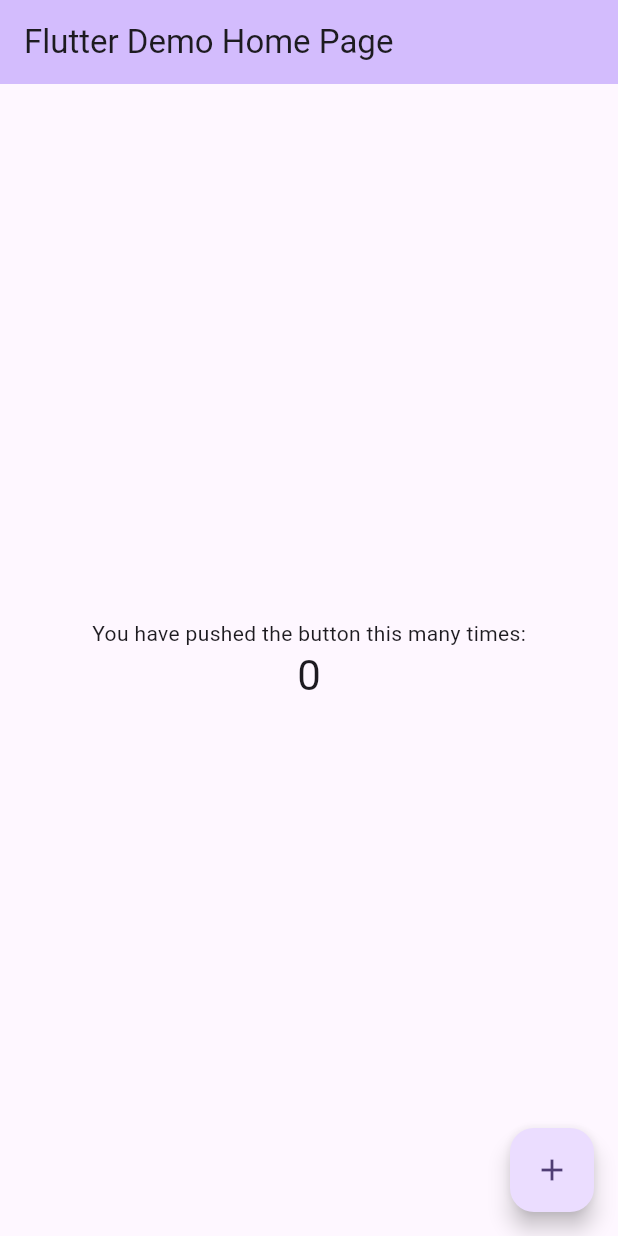
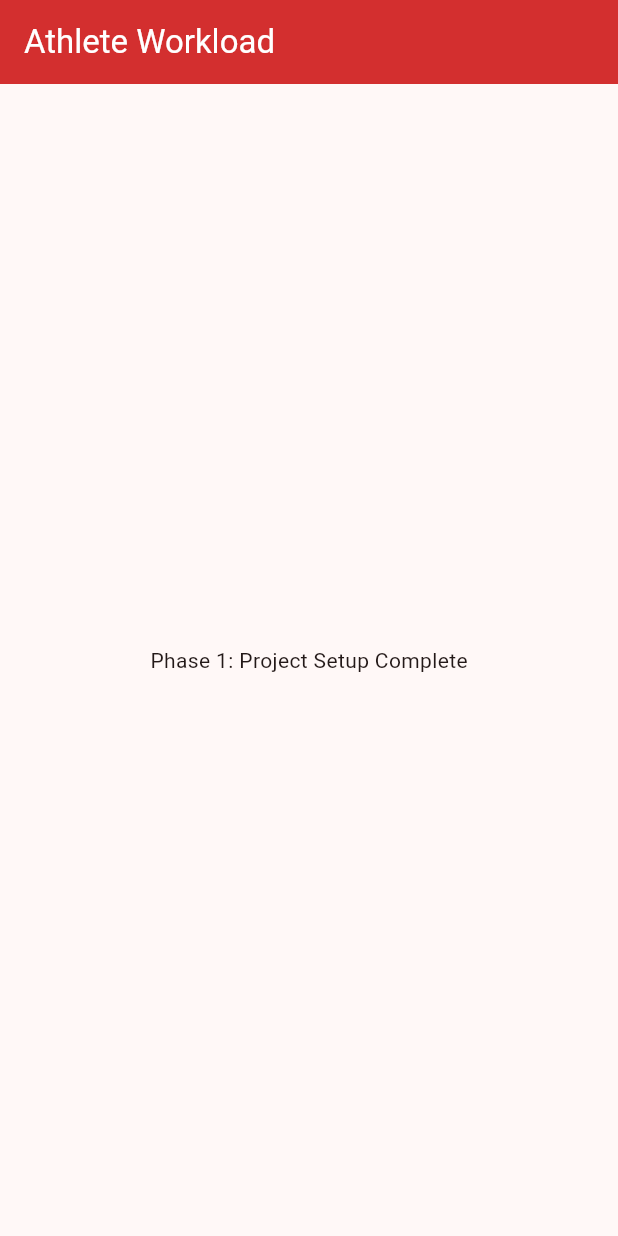
Before and after one commit to CharlieHiggs10/athlete_workload_manager, a Flutter app: the screen it shows after launch, on a phone screen of 412 x 824 dp. Run offline on Flutter 3.47's test engine with Material 3 defaults, Android fonts, the phone set to English and light mode, and no system bars; our stand-ins replace flutter_riverpod.

Commit message:
Ref: Prompt #1 - Added core dependencies, triple-modal theme colors, and theme tests

```diff
--- a/lib/main.dart
+++ b/lib/main.dart
@@ -1,121 +1,44 @@
 import 'package:flutter/material.dart';
+import 'package:flutter_riverpod/flutter_riverpod.dart';
+import 'theme.dart';
 
+/// Logic Summary:
+/// Entry point for the application.
+/// Wraps MyApp in ProviderScope as mandated by Step 1.2.
 void main() {
-  runApp(const MyApp());
+  runApp(
+    const ProviderScope(
+      child: MyApp(),
+    ),
+  );
 }
 
 class MyApp extends StatelessWidget {
   const MyApp({super.key});
 
-  // This widget is the root of your application.
   @override
   Widget build(BuildContext context) {
     return MaterialApp(
-      title: 'Flutter Demo',
-      theme: ThemeData(
-        // This is the theme of your application.
-        //
-        // TRY THIS: Try running your application with "flutter run". You'll see
-        // the application has a purple toolbar. Then, without quitting the app,
-        // try changing the seedColor in the colorScheme below to Colors.green
-        // and then invoke "hot reload" (save your changes or press the "hot
-        // reload" button in a Flutter-supported IDE, or press "r" if you used
-        // the command line to start the app).
-        //
-        // Notice that the counter didn't reset back to zero; the application
-        // state is not lost during the reload. To reset the state, use hot
-        // restart instead.
-        //
-        // This works for code too, not just values: Most code changes can be
-        // tested with just a hot reload.
-        colorScheme: .fromSeed(seedColor: Colors.deepPurple),
-      ),
-      home: const MyHomePage(title: 'Flutter Demo Home Page'),
+      title: 'Athlete Workload',
+      theme: AppTheme.lightTheme,
+      home: const HomeScreen(),
     );
   }
 }
 
-class MyHomePage extends StatefulWidget {
-  const MyHomePage({super.key, required this.title});
-
-  // This widget is the home page of your application. It is stateful, meaning
-  // that it has a State object (defined below) that contains fields that affect
-  // how it looks.
-
-  // This class is the configuration for the state. It holds the values (in this
-  // case the title) provided by the parent (in this case the App widget) and
-  // used by the build method of the State. Fields in a Widget subclass are
-  // always marked "final".
-
-  final String title;
-
-  @override
-  State<MyHomePage> createState() => _MyHomePageState();
-}
-
-class _MyHomePageState extends State<MyHomePage> {
-  int _counter = 0;
-
-  void _incrementCounter() {
-    setState(() {
-      // This call to setState tells the Flutter framework that something has
-      // changed in this State, which causes it to rerun the build method below
-      // so that the display can reflect the updated values. If we changed
-      // _counter without calling setState(), then the build method would not be
-      // called again, and so nothing would appear to happen.
-      _counter++;
-    });
-  }
+/// Logic Summary:
+/// Initial placeholder for the dashboard.
+class HomeScreen extends StatelessWidget {
+  const HomeScreen({super.key});
 
   @override
   Widget build(BuildContext context) {
-    // This method is rerun every time setState is called, for instance as done
-    // by the _incrementCounter method above.
-    //
-    // The Flutter framework has been optimized to make rerunning build methods
-    // fast, so that you can just rebuild anything that needs updating rather
-    // than having to individually change instances of widgets.
     return Scaffold(
       appBar: AppBar(
-        // TRY THIS: Try changing the color here to a specific color (to
-        // Colors.amber, perhaps?) and trigger a hot reload to see the AppBar
-        // change color while the other colors stay the same.
-        backgroundColor: Theme.of(context).colorScheme.inversePrimary,
-        // Here we take the value from the MyHomePage object that was created by
-        // the App.build method, and use it to set our appbar title.
-        title: Text(widget.title),
+        title: const Text('Athlete Workload'),
       ),
-      body: Center(
-        // Center is a layout widget. It takes a single child and positions it
-        // in the middle of the parent.
-        child: Column(
-          // Column is also a layout widget. It takes a list of children and
-          // arranges them vertically. By default, it sizes itself to fit its
-          // children horizontally, and tries to be as tall as its parent.
-          //
-          // Column has various properties to control how it sizes itself and
-          // how it positions its children. Here we use mainAxisAlignment to
-          // center the children vertically; the main axis here is the vertical
-          // axis because Columns are vertical (the cross axis would be
-          // horizontal).
-          //
-          // TRY THIS: Invoke "debug painting" (choose the "Toggle Debug Paint"
-          // action in the IDE, or press "p" in the console), to see the
-          // wireframe for each widget.
-          mainAxisAlignment: .center,
-          children: [
-            const Text('You have pushed the button this many times:'),
-            Text(
-              '$_counter',
-              style: Theme.of(context).textTheme.headlineMedium,
-            ),
-          ],
-        ),
-      ),
-      floatingActionButton: FloatingActionButton(
-        onPressed: _incrementCounter,
-        tooltip: 'Increment',
-        child: const Icon(Icons.add),
+      body: const Center(
+        child: Text('Phase 1: Project Setup Complete'),
       ),
     );
   }
--- /dev/null
+++ b/lib/theme.dart
@@ -0,0 +1,27 @@
+import 'package:flutter/material.dart';
+
+/// Logic Summary:
+/// Global ThemeData class defining the three primary category colors:
+/// Red (Athletic), Blue (Academic), and Green (Recovery).
+class AppTheme {
+  // Category Colors
+  static const Color athleticRed = Color(0xFFD32F2F);
+  static const Color academicBlue = Color(0xFF1976D2);
+  static const Color recoveryGreen = Color(0xFF388E3C);
+
+  static ThemeData get lightTheme {
+    return ThemeData(
+      useMaterial3: true,
+      colorScheme: ColorScheme.fromSeed(
+        seedColor: athleticRed,
+        primary: athleticRed,
+        secondary: academicBlue,
+        tertiary: recoveryGreen,
+      ),
+      appBarTheme: const AppBarTheme(
+        backgroundColor: athleticRed,
+        foregroundColor: Colors.white,
+      ),
+    );
+  }
+}
--- a/pubspec.yaml
+++ b/pubspec.yaml
@@ -34,6 +34,11 @@ dependencies:
   # The following adds the Cupertino Icons font to your application.
   # Use with the CupertinoIcons class for iOS style icons.
   cupertino_icons: ^1.0.8
+  flutter_riverpod: ^2.6.1
+  cloud_firestore: ^5.6.3
+  firebase_core: ^3.10.1
+  firebase_auth: ^5.5.1
+  shared_preferences: ^2.5.2
 
 dev_dependencies:
   flutter_test:
```
Also changed, not shown: pubspec.lock, 13 other files.
